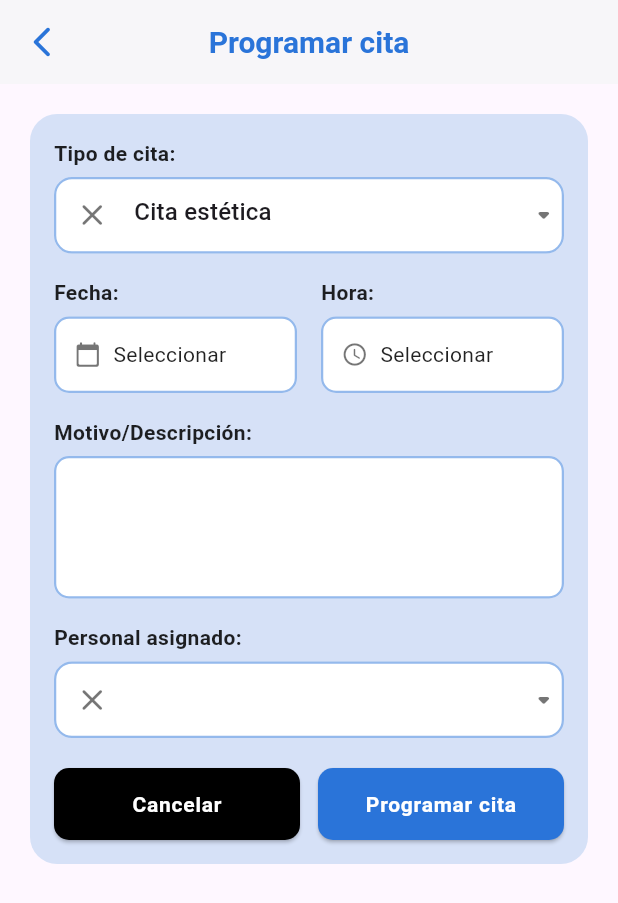
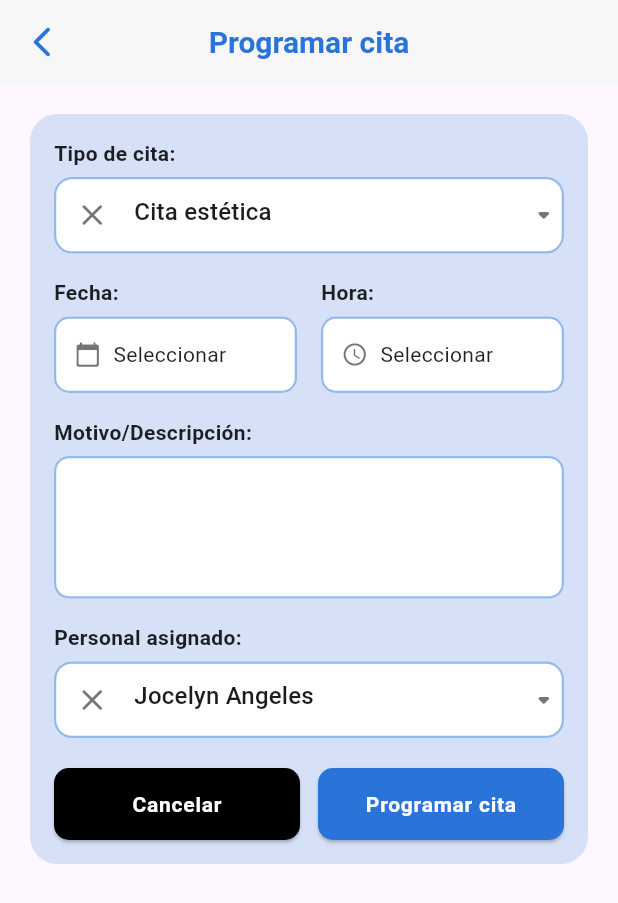
Before and after one commit to Jocwly/Integrador, a Flutter app: the ProgramarCita screen opened directly, on a phone screen of 412 x 824 dp. Shown: the top 903 px of the screen. Run offline on Flutter 3.47's test engine with Material 3 defaults, Android fonts, the phone set to English and light mode, and no system bars; our stand-ins replace image_picker.

Commit message:
MOUDLO PROGRAMAR CITAS

```diff
--- a/lib/programar_citas.dart
+++ b/lib/programar_citas.dart
@@ -24,7 +24,7 @@ class _ProgramarCitaState extends State<ProgramarCita> {
   ];
 
   final List<String> personalDisponible = [
-    'Jocelyn Castillo',
+    'Jocelyn Angeles',
     'Dr. Hernández',
     'Martha López',
     'Carlos Ruiz',
```
